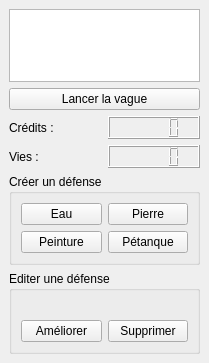
This is src/dock.ui in farnyser/towerdefense as Qt 5 draws it before an edit. The edited form follows.
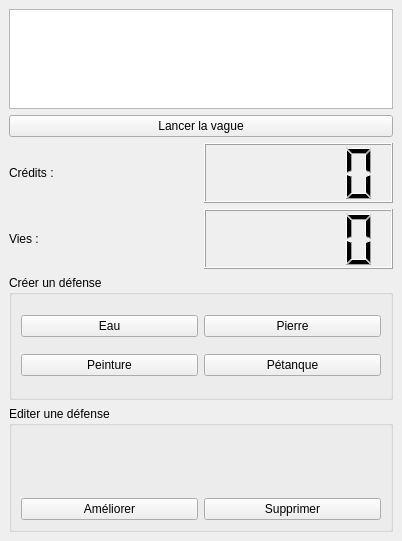
This is the edited form.

Commit message:
Connection des boutons de selection de type de tourelles
Ajout de tourelle en cours

Patch:
```diff
--- a/src/dock.ui
+++ b/src/dock.ui
@@ -6,8 +6,8 @@
    <rect>
     <x>0</x>
     <y>0</y>
-    <width>209</width>
-    <height>363</height>
+    <width>402</width>
+    <height>541</height>
    </rect>
   </property>
   <property name="sizePolicy">
```
Left out of the diff: 8 changed lines with no effect on the pictures. The commit also changes 5 other files.
